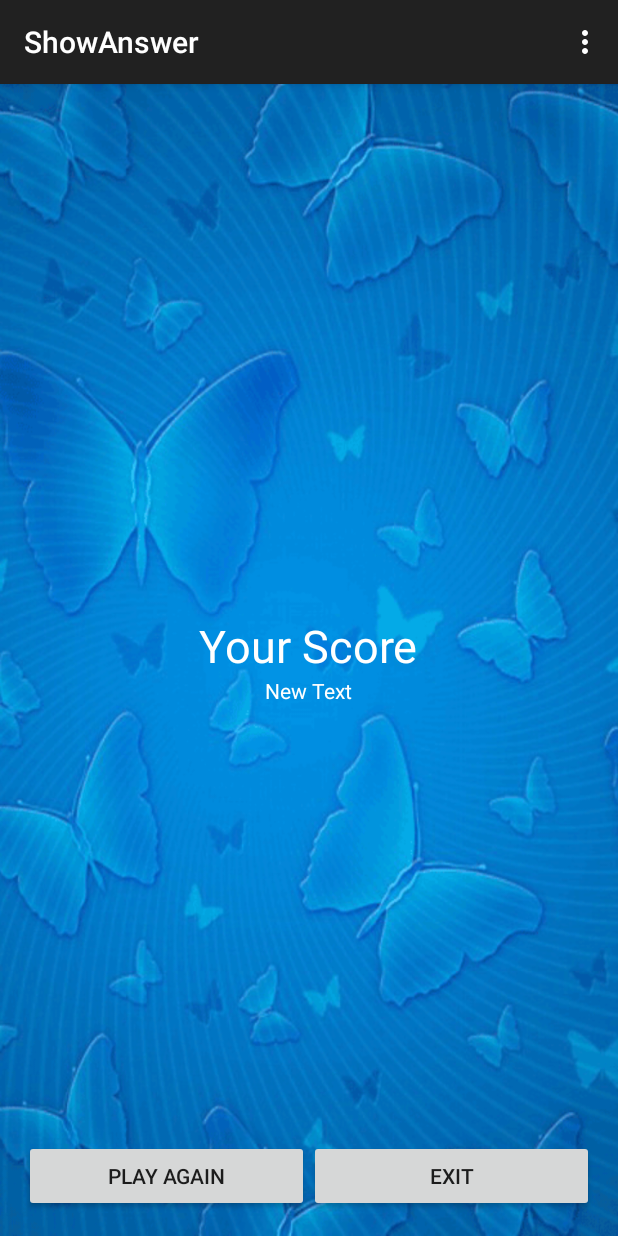
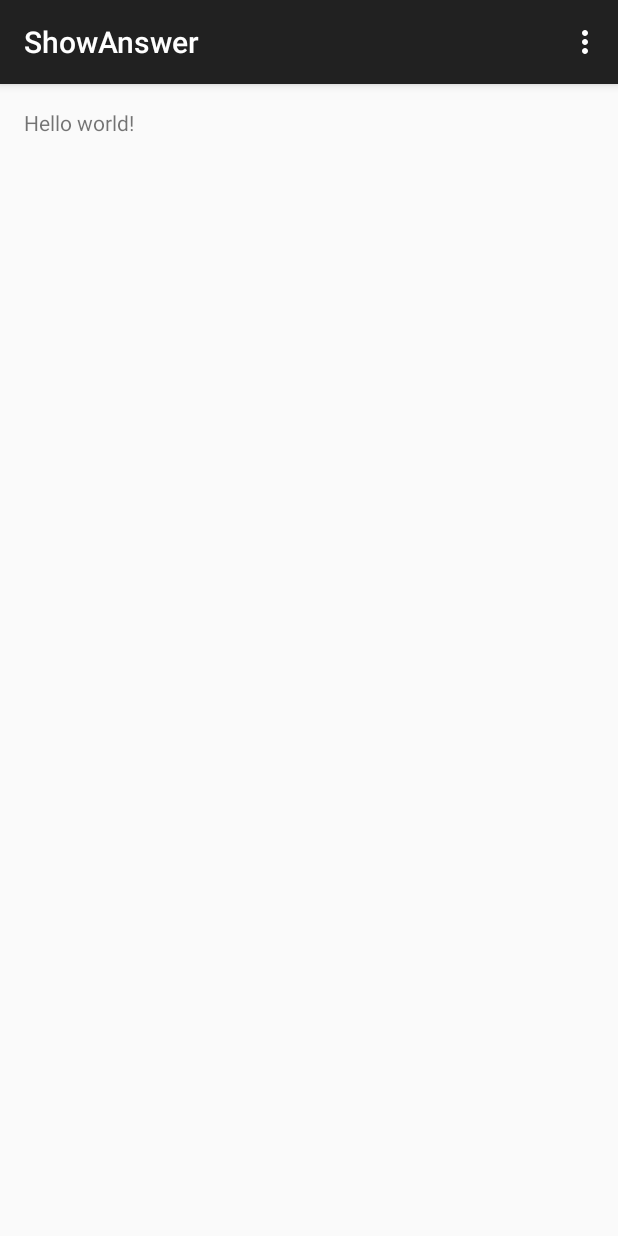
Before and after one commit to oppakub/WhatISThis-mac, an Android app: the ShowAnswer screen opened directly, with no data from a screen before it, on a phone screen of 412 x 824 dp. Run offline under Robolectric (Android 15) with nearby library versions, the phone set to English and light mode, and no system bars.

Commit message:
bak score activity

```diff
--- a/whatisthis/src/main/res/layout/activity_main.xml
+++ b/whatisthis/src/main/res/layout/activity_main.xml
@@ -25,7 +25,7 @@
         <ImageView
             android:layout_width="wrap_content"
             android:layout_height="wrap_content"
-            android:id="@+id/txtScore"
+            android:id="@+id/imgAnimal"
             android:src="@drawable/sheep"
             android:layout_gravity="center_horizontal" />
 
--- a/whatisthis/src/main/res/layout/activity_show_answer.xml
+++ b/whatisthis/src/main/res/layout/activity_show_answer.xml
@@ -6,55 +6,11 @@
     android:paddingRight="@dimen/activity_horizontal_margin"
     android:paddingTop="@dimen/activity_vertical_margin"
     android:paddingBottom="@dimen/activity_vertical_margin"
-    tools:context="com.example.whatisthis_mac.whatisthis.ShowAnswer"
-    android:background="@drawable/bg9">
+    tools:context="com.example.whatisthis_mac.whatisthis.ShowAnswer">
 
-    <LinearLayout
-        android:orientation="vertical"
-        android:layout_width="fill_parent"
-        android:layout_height="wrap_content"
-        android:layout_centerVertical="true">
-
-        <TextView
-            android:layout_width="wrap_content"
-            android:layout_height="wrap_content"
-            android:textAppearance="?android:attr/textAppearanceLarge"
-            android:text="@string/score_header"
-            android:id="@+id/textView2"
-            android:textColor="@color/text_color"
-            android:textSize="@dimen/header"
-            android:layout_gravity="center_horizontal" />
-
-        <TextView
-            android:layout_width="wrap_content"
-            android:layout_height="wrap_content"
-            android:text="New Text"
-            android:id="@+id/txtScore"
-            android:layout_gravity="center_horizontal"
-            android:textColor="@color/text_color" />
-    </LinearLayout>
-
-    <LinearLayout
-        android:orientation="horizontal"
-        android:layout_width="fill_parent"
-        android:layout_height="wrap_content"
-        android:layout_alignParentBottom="true"
-        android:layout_alignWithParentIfMissing="false">
-
-        <Button
-            android:layout_width="match_parent"
-            android:layout_height="wrap_content"
-            android:text="@string/playagain"
-            android:id="@+id/button3"
-            android:layout_weight="1" />
-
-        <Button
-            android:layout_width="match_parent"
-            android:layout_height="wrap_content"
-            android:text="@string/exit"
-            android:id="@+id/button4"
-            android:layout_weight="1" />
-
-    </LinearLayout>
+    <TextView
+        android:text="@string/hello_world"
+        android:layout_width="wrap_content"
+        android:layout_height="wrap_content" />
 
 </RelativeLayout>
--- a/whatisthis/src/main/res/values/strings.xml
+++ b/whatisthis/src/main/res/values/strings.xml
@@ -11,8 +11,5 @@
     <string name="app_header">What is This</string>
     <string name="answer">Answer</string>
     <string name="title_activity_show_answer">ShowAnswer</string>
-    <string name="score_header">Your Score</string>
-    <string name="playagain">Play Again</string>
-    <string name="exit">Exit</string>
 
 </resources>
```
